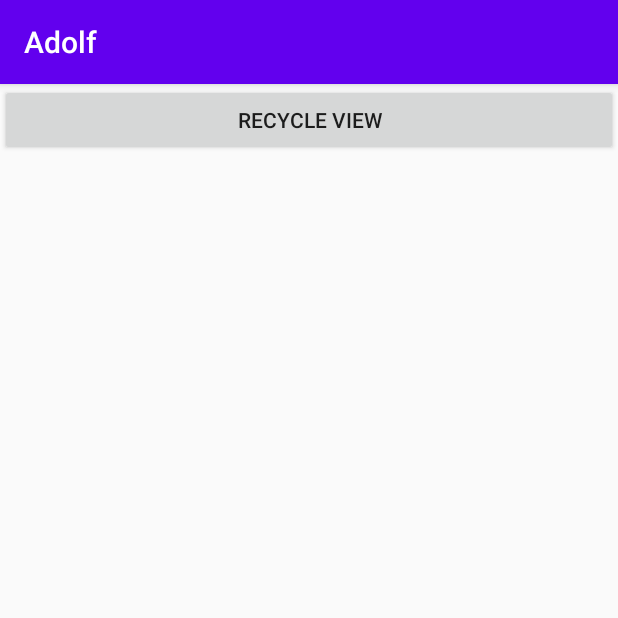
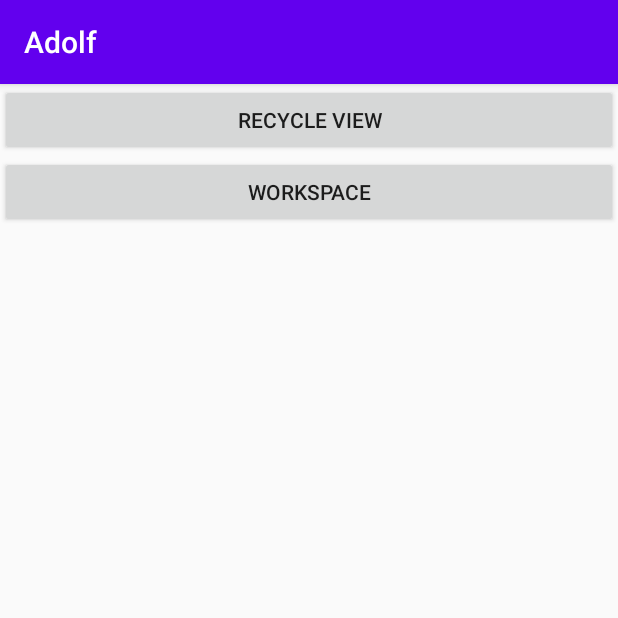
Before and after one commit to Puffer987/AdolfTool, an Android app: the screen it shows after launch (MainActivity), on a phone screen of 412 x 824 dp, the top half of it. Run offline under Robolectric (Android 15) with nearby library versions, the phone set to English and light mode, and no system bars; our stand-ins replace ButterKnife.

```diff
--- a/app/src/main/AndroidManifest.xml
+++ b/app/src/main/AndroidManifest.xml
@@ -9,7 +9,8 @@
         android:roundIcon="@mipmap/ic_launcher_round"
         android:supportsRtl="true"
         android:theme="@style/AppTheme">
-        <activity android:name=".wsp1.RvAdvanceActivity"></activity>
+        <activity android:name=".wsp2.WorkspaceActivity"></activity>
+        <activity android:name=".wsp1.RvAdvanceActivity" />
         <activity android:name=".MainActivity">
             <intent-filter>
                 <action android:name="android.intent.action.MAIN" />
--- a/app/src/main/java/cn/adolf/adolf/MainActivity.java
+++ b/app/src/main/java/cn/adolf/adolf/MainActivity.java
@@ -2,20 +2,16 @@ package cn.adolf.adolf;
 
 import android.content.Intent;
 import android.os.Bundle;
-import android.widget.Button;
-import android.widget.GridView;
+import android.view.View;
 
 import androidx.appcompat.app.AppCompatActivity;
 
-import butterknife.BindView;
 import butterknife.ButterKnife;
 import butterknife.OnClick;
 import cn.adolf.adolf.wsp1.RvAdvanceActivity;
+import cn.adolf.adolf.wsp2.WorkspaceActivity;
 
 public class MainActivity extends AppCompatActivity {
-
-    @BindView(R.id.rv_advance)
-    Button mRvAdvance;
 
     @Override
     protected void onCreate(Bundle savedInstanceState) {
@@ -24,8 +20,15 @@ public class MainActivity extends AppCompatActivity {
         ButterKnife.bind(this);
     }
 
-    @OnClick(R.id.rv_advance)
-    public void onViewClicked() {
-        startActivity(new Intent(this, RvAdvanceActivity.class));
+    @OnClick({R.id.rv_advance, R.id.workspace})
+    public void onViewClicked(View view) {
+        switch (view.getId()) {
+            case R.id.rv_advance:
+                startActivity(new Intent(this, RvAdvanceActivity.class));
+                break;
+            case R.id.workspace:
+                startActivity(new Intent(this, WorkspaceActivity.class));
+                break;
+        }
     }
 }
--- a/app/src/main/res/layout/activity_main.xml
+++ b/app/src/main/res/layout/activity_main.xml
@@ -1,15 +1,22 @@
 <?xml version="1.0" encoding="utf-8"?>
-<RelativeLayout xmlns:android="http://schemas.android.com/apk/res/android"
+<LinearLayout xmlns:android="http://schemas.android.com/apk/res/android"
     xmlns:app="http://schemas.android.com/apk/res-auto"
     xmlns:tools="http://schemas.android.com/tools"
     android:layout_width="match_parent"
     android:layout_height="match_parent"
+    android:orientation="vertical"
     tools:context=".MainActivity">
 
 
-        <Button
-            android:id="@+id/rv_advance"
-            android:layout_width="match_parent"
-            android:layout_height="wrap_content"
-            android:text="recycle View" />
-</RelativeLayout>
+    <Button
+        android:id="@+id/rv_advance"
+        android:layout_width="match_parent"
+        android:layout_height="wrap_content"
+        android:text="recycle View" />
+
+    <Button
+        android:id="@+id/workspace"
+        android:layout_width="match_parent"
+        android:layout_height="wrap_content"
+        android:text="workSpace" />
+</LinearLayout>
```
Also changed, not shown: app/src/main/java/cn/adolf/adolf/wsp2/WorkspaceActivity.java (added, +78 -0 lines), app/src/main/res/drawable/shape_tint.xml (added, +14 -0 lines), app/src/main/res/layout/activity_workspace.xml (added, +44 -0 lines), app/src/main/res/drawable/img.png (added).
